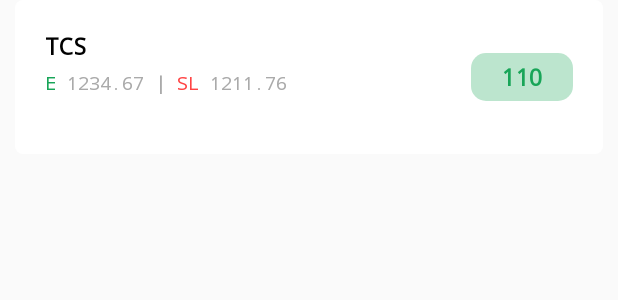
After one commit to snihore/DayTradingTool, an Android app: the layout trade_list_item_layout.xml on its own in the app's theme, with its tools: preview values and no code run, on a phone screen of 412 x 824 dp. The commit adds this screen. Shown: the top 300 px of the screen. Run offline under Robolectric (Android 15) with nearby library versions, the phone set to English and light mode, and no system bars.

Commit message:
Added trade list recycler view

```diff
--- a/app/src/main/java/com/sourabh/daytradingtool/Utils/DatabaseUtils.java
+++ b/app/src/main/java/com/sourabh/daytradingtool/Utils/DatabaseUtils.java
@@ -3,5 +3,5 @@
 public class DatabaseUtils {
 
     public static final String DATABASE_NAME = "daytradingtool.db";
-    public static final String TABLE_NAME_POSITION_SIZE_DETAIL = "test_positionsizedetail";
+    public static final String TABLE_NAME_POSITION_SIZE_DETAIL = "test2_positionsizedetail";
 }
--- a/app/src/main/res/layout/search_stock_list_layout_item.xml
+++ b/app/src/main/res/layout/search_stock_list_layout_item.xml
@@ -16,7 +16,7 @@
         android:id="@+id/search_stock_layout_item_title"
         android:layout_width="wrap_content"
         android:layout_height="wrap_content"
-        android:text="TCS"
+        android:text="--"
         android:textColor="@color/black"
         android:fontFamily="monospace"
         android:textSize="15sp"
@@ -26,7 +26,7 @@
         android:id="@+id/search_stock_layout_item_full_name"
         android:layout_width="wrap_content"
         android:layout_height="wrap_content"
-        android:text="Tata Consultancy Services Limited"
+        android:text="---"
         android:textColor="@color/gray"
         android:fontFamily="monospace"
         android:textSize="12sp"
--- /dev/null
+++ b/app/src/main/res/layout/trade_list_item_layout.xml
@@ -0,0 +1,96 @@
+<?xml version="1.0" encoding="utf-8"?>
+<RelativeLayout xmlns:android="http://schemas.android.com/apk/res/android"
+    android:layout_width="match_parent"
+    android:layout_height="wrap_content"
+    android:padding="20dp"
+    android:background="@drawable/round_corner_white_bg"
+    android:layout_marginBottom="5dp"
+    android:layout_marginLeft="10dp"
+    android:layout_marginRight="10dp">
+
+    <TextView
+        android:id="@+id/trade_list_item_stock_title"
+        android:layout_width="wrap_content"
+        android:layout_height="wrap_content"
+        android:layout_marginBottom="5dp"
+        android:fontFamily="monospace"
+        android:text="TCS"
+        android:textColor="@color/black"
+        android:textSize="15sp"
+        android:textStyle="bold" />
+    <LinearLayout
+        android:id="@+id/trade_list_item_entry_price_layout"
+        android:layout_width="wrap_content"
+        android:layout_height="wrap_content"
+        android:orientation="horizontal"
+        android:layout_below="@id/trade_list_item_stock_title">
+        <TextView
+            android:layout_width="wrap_content"
+            android:layout_height="wrap_content"
+            android:text="E "
+            android:fontFamily="monospace"
+            android:textColor="@color/green"
+            android:textSize="12sp"/>
+        <TextView
+            android:id="@+id/trade_list_item_entry_price_tv"
+            android:layout_width="wrap_content"
+            android:layout_height="wrap_content"
+            android:text="1234.67"
+            android:fontFamily="monospace"
+            android:textColor="@color/gray"
+            android:textSize="12sp"/>
+        <TextView
+            android:layout_width="wrap_content"
+            android:layout_height="wrap_content"
+            android:text=" | "
+            android:textStyle="bold"
+            android:fontFamily="monospace"
+            android:textColor="@color/gray"
+            android:textSize="12sp"/>
+        <TextView
+            android:layout_width="wrap_content"
+            android:layout_height="wrap_content"
+            android:text="SL "
+            android:fontFamily="monospace"
+            android:textColor="@color/red"
+            android:textSize="12sp"/>
+        <TextView
+            android:id="@+id/trade_list_item_stoploss_tv"
+            android:layout_width="wrap_content"
+            android:layout_height="wrap_content"
+            android:text="1211.76"
+            android:fontFamily="monospace"
+            android:textColor="@color/gray"
+            android:textSize="12sp"/>
+
+    </LinearLayout>
+
+    <TextView
+        android:id="@+id/trade_list_item_time_tv"
+        android:layout_width="wrap_content"
+        android:layout_height="wrap_content"
+        android:layout_below="@+id/trade_list_item_entry_price_layout"
+        android:layout_marginTop="5dp"
+        android:fontFamily="monospace"
+        android:text=""
+        android:textColor="@color/gray"
+        android:textSize="10sp" />
+
+    <TextView
+        android:id="@+id/trade_list_item_quantity_tv"
+        android:layout_width="wrap_content"
+        android:layout_height="wrap_content"
+        android:text="110"
+        android:textStyle="bold"
+        android:fontFamily="monospace"
+        android:textColor="@color/green"
+        android:textSize="15sp"
+        android:background="@drawable/edit_text_green_bg"
+        android:layout_alignParentRight="true"
+        android:layout_centerVertical="true"
+        android:gravity="center"
+        android:paddingTop="5dp"
+        android:paddingBottom="5dp"
+        android:paddingLeft="20dp"
+        android:paddingRight="20dp"/>
+</RelativeLayout>
```
Also changed, not shown: app/src/main/java/com/sourabh/daytradingtool/Database/PositionSizeDetailDB.java (+23 -2 lines), app/src/main/java/com/sourabh/daytradingtool/PositionSizeActivity.java (+29 -3 lines), app/src/main/java/com/sourabh/daytradingtool/TradeListActivity.java (+72 -1 lines), app/src/main/java/com/sourabh/daytradingtool/UserInterface/TradeListRecyclerViewAdapter.java (added, +106 -0 lines), app/src/main/res/layout/activity_trade_list.xml (+13 -4 lines).
